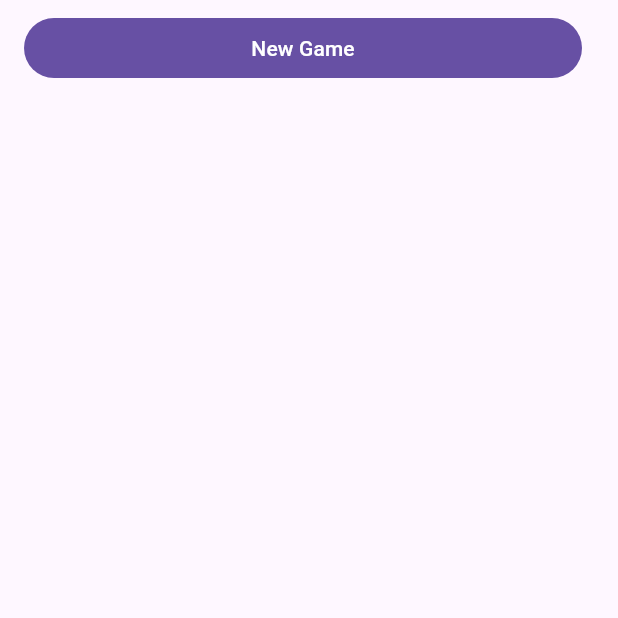
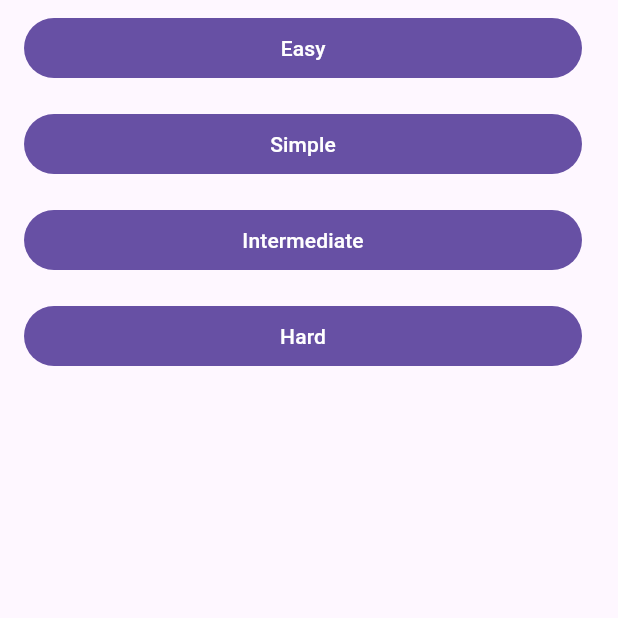
Before and after one commit to fr-noeldupuis/classic_games, a Flutter app: the SudokuPage screen opened by its route, on a phone screen of 412 x 824 dp, the top half of it. Run offline on Flutter 3.47's test engine with Material 3 defaults, Android fonts, the phone set to English and light mode, and no system bars; our stand-ins replace bloc, equatable, flutter_bloc, font_awesome_flutter, logger; statements that could not run were skipped.

Commit message:
Add difficulty selector

```diff
--- a/lib/feature/sudoku-game/repositories/json_repository.dart
+++ b/lib/feature/sudoku-game/repositories/json_repository.dart
@@ -6,7 +6,7 @@ import 'package:flutter/services.dart' show rootBundle;
 class SudokuJsonRepository {
   late final Map<String, List<SudokuGridDTO>> _sudokuGrids;
 
-  SudokuJsonRepository() {}
+  SudokuJsonRepository();
 
   initializeRepository() async {
     logger.d("Sudoku Grids started loading");
--- a/lib/feature/sudoku-game/sudoku_page.dart
+++ b/lib/feature/sudoku-game/sudoku_page.dart
@@ -11,9 +11,45 @@ class SudokuPage extends StatelessWidget {
           ListTile(
             title: FilledButton(
               onPressed: () {
-                Navigator.of(context).pushNamed('sudoku/sudoku_game');
+                Navigator.of(context).pushNamed(
+                  'sudoku/sudoku_game',
+                  arguments: {'difficulty': 'Easy'},
+                );
               },
-              child: const Text("New Game"),
+              child: const Text("Easy"),
+            ),
+          ),
+          ListTile(
+            title: FilledButton(
+              onPressed: () {
+                Navigator.of(context).pushNamed(
+                  'sudoku/sudoku_game',
+                  arguments: {'difficulty': 'Simple'},
+                );
+              },
+              child: const Text("Simple"),
+            ),
+          ),
+          ListTile(
+            title: FilledButton(
+              onPressed: () {
+                Navigator.of(context).pushNamed(
+                  'sudoku/sudoku_game',
+                  arguments: {'difficulty': 'Intermediate'},
+                );
+              },
+              child: const Text("Intermediate"),
+            ),
+          ),
+          ListTile(
+            title: FilledButton(
+              onPressed: () {
+                Navigator.of(context).pushNamed(
+                  'sudoku/sudoku_game',
+                  arguments: {'difficulty': 'Hard'},
+                );
+              },
+              child: const Text("Hard"),
             ),
           ),
         ],
```
Also changed, not shown: lib/feature/sudoku-game/sudoku_game.dart (+6 -2 lines).
